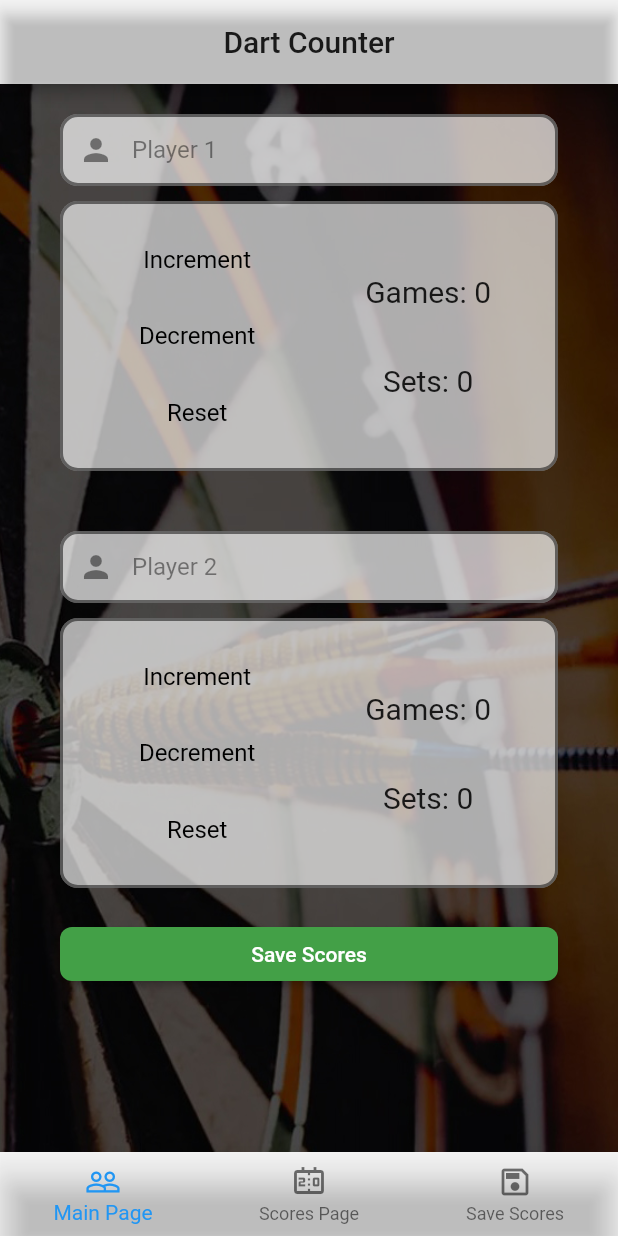
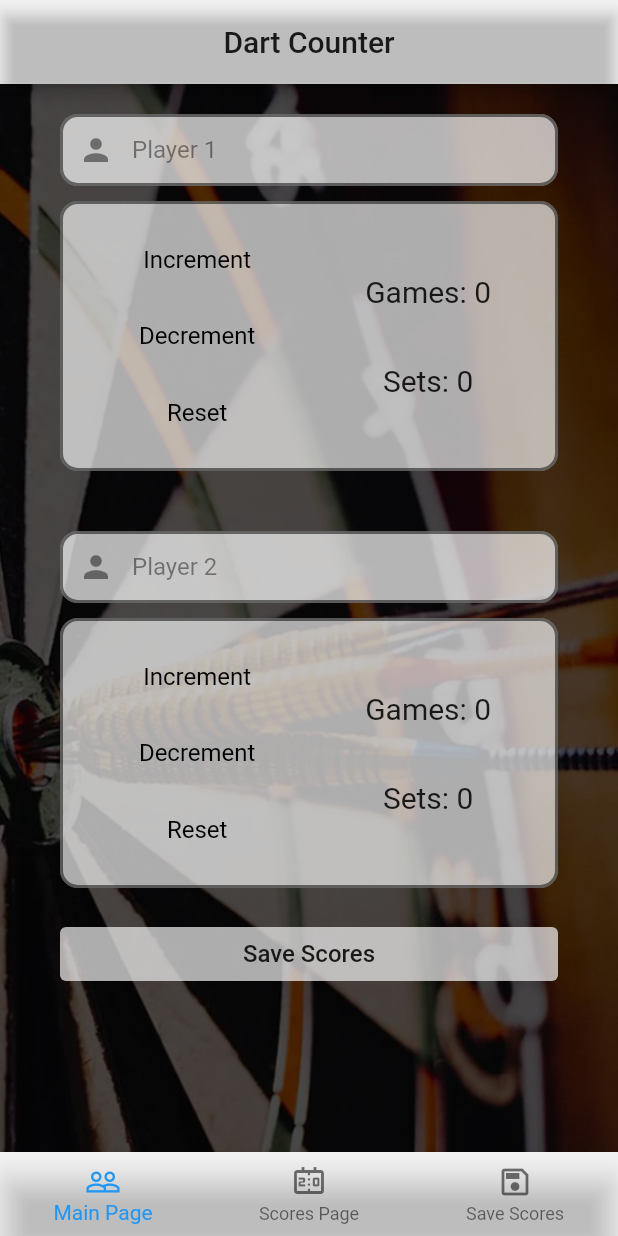
Before and after one commit to Jerszynski/dart_counter, a Flutter app: the screen it shows after launch, after a tap on "Save Scores", on a phone screen of 412 x 824 dp. Run offline on Flutter 3.47's test engine with Material 2 defaults, Android fonts, the phone set to English and light mode, and no system bars; our stand-ins replace cloud_firestore, firebase_core; accounts and stored records are empty.

Commit message:
Add save scores option to BottomNavigationBar. Change ElevatedButton to TextButton on Save Scores

```diff
--- a/lib/main_buttons/main_button_content.dart
+++ b/lib/main_buttons/main_button_content.dart
@@ -12,17 +12,18 @@ class MainButton extends StatelessWidget {
 
   @override
   Widget build(BuildContext context) {
-    return ElevatedButton(
-      style: ButtonStyle(
-        shape: MaterialStateProperty.all<RoundedRectangleBorder>(
-          RoundedRectangleBorder(
-            borderRadius: BorderRadius.circular(8.0),
-          ),
-        ),
-        backgroundColor: MaterialStateProperty.all(Colors.green.shade600),
+    return TextButton(
+      style: TextButton.styleFrom(
+        primary: Colors.black87,
+        backgroundColor:
+            const Color.fromARGB(255, 244, 244, 244).withOpacity(0.7),
+        padding: const EdgeInsets.all(8),
       ),
       onPressed: onPressed,
-      child: Text(title),
+      child: Text(
+        title,
+        style: const TextStyle(fontSize: 16),
+      ),
     );
   }
 }
--- a/lib/main_view/main_view_content.dart
+++ b/lib/main_view/main_view_content.dart
@@ -19,20 +19,6 @@ class MainView extends StatefulWidget {
 
 class _MainViewState extends State<MainView> {
   var currentIndex = 0;
-
-  addAllDataToFirebase() async {
-    var addData = await FirebaseFirestore.instance.collection('scores').add(
-      {
-        'Date': DateTime.now().toString().substring(2, 10),
-        'Player1': player1Name,
-        'Score1': games1Counter,
-        'Player2': player2Name,
-        'Score2': games2Counter,
-      },
-    );
-
-    return addData;
-  }
 
   @override
   Widget build(BuildContext context) {
@@ -81,35 +67,32 @@ class _MainViewState extends State<MainView> {
                         );
                       },
                     ),
-                    // MainButton(
-                    //   title: 'Scores',
-                    //   onPressed: () {
-                    //     Navigator.push(
-                    //       context,
-                    //       MaterialPageRoute(
-                    //         builder: (context) => const Scores(),
-                    //       ),
-                    //     );
-                    //   },
-                    // ),
                   ],
                 ),
               ),
             ],
           );
         }
-        if (currentIndex == 1) {
-          return const Scores();
-        }
-
-        return addAllDataToFirebase();
+        return const Scores();
       }),
       bottomNavigationBar: BottomNavigationBar(
         currentIndex: currentIndex,
         onTap: (newIndex) {
-          setState(() {
-            currentIndex = newIndex;
-          });
+          if (newIndex == 2) {
+            FirebaseFirestore.instance.collection('scores').add(
+              {
+                'Date': DateTime.now().toString().substring(2, 10),
+                'Player1': player1Name,
+                'Score1': games1Counter,
+                'Player2': player2Name,
+                'Score2': games2Counter,
+              },
+            );
+          } else {
+            setState(() {
+              currentIndex = newIndex;
+            });
+          }
         },
         backgroundColor:
             const Color.fromARGB(255, 255, 255, 255).withOpacity(0.1),
```
